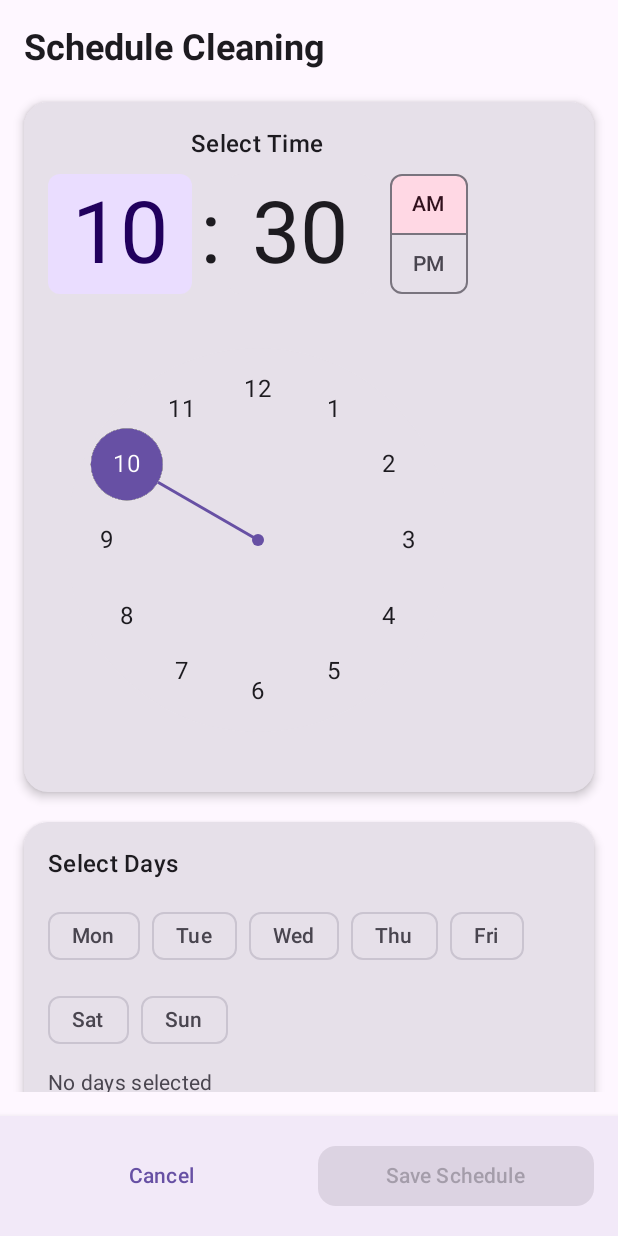
After one commit to vonceee/AquaLuminus, an Android app built with Jetpack Compose: the ScheduleCleanScreen screen opened through its navigation route, on a phone screen of 412 x 824 dp. The commit adds this screen. Run offline under Robolectric (Android 15) with nearby library versions, the phone set to English and light mode, and no system bars; our stand-ins replace Firebase (no records; nobody signed in at launch, a user with empty details on screens opened directly).

Commit message:
add: add Schedule Clean Screen

```diff
--- a/app/src/main/java/com/example/aqualuminus/ui/navigation/Navigation.kt
+++ b/app/src/main/java/com/example/aqualuminus/ui/navigation/Navigation.kt
@@ -11,12 +11,14 @@ import com.example.aqualuminus.ui.screens.dashboard.AquariumDashboard
 import com.example.aqualuminus.ui.screens.login.LoginScreen
 import com.example.aqualuminus.ui.screens.profile.ProfileScreen
 import com.example.aqualuminus.ui.screens.register.RegisterScreen
+import com.example.aqualuminus.ui.screens.schedule.ScheduleCleanScreen
 
 sealed class Screen(val route: String) {
     object Login : Screen("login")
     object Dashboard : Screen("dashboard")
     object Register : Screen("register")
     object Profile : Screen("profile")
+    object ScheduleClean : Screen("schedule_clean")
 }
 
 @Composable
@@ -38,10 +40,12 @@ fun AquariumNavGraph(
             is AuthState.Unauthenticated -> {
                 // User is logged out, navigate to login
                 if (navController.currentDestination?.route == Screen.Dashboard.route ||
-                    navController.currentDestination?.route == Screen.Profile.route) {
+                    navController.currentDestination?.route == Screen.Profile.route ||
+                    navController.currentDestination?.route == Screen.ScheduleClean.route) {
                     navController.navigate(Screen.Login.route) {
                         popUpTo(Screen.Dashboard.route) { inclusive = true }
                         popUpTo(Screen.Profile.route) { inclusive = true }
+                        popUpTo(Screen.ScheduleClean.route) { inclusive = true }
                     }
                 }
             }
@@ -87,12 +91,13 @@ fun AquariumNavGraph(
         composable(Screen.Dashboard.route) {
             AquariumDashboard(
                 onProfileClick = {
-                    // Navigate to profile screen
                     navController.navigate(Screen.Profile.route)
                 },
                 onLogout = {
                     onSignOut()
-                    // Firebase Auth state will automatically trigger navigation to login
+                },
+                onScheduleCleanClick = {
+                    navController.navigate(Screen.ScheduleClean.route)
                 }
             )
         }
@@ -105,5 +110,13 @@ fun AquariumNavGraph(
                 }
             )
         }
+
+        composable(Screen.ScheduleClean.route) {
+            ScheduleCleanScreen(
+                onBackClick = {
+                    navController.popBackStack()
+                }
+            )
+        }
     }
 }
--- a/app/src/main/java/com/example/aqualuminus/ui/screens/dashboard/DashboardScreen.kt
+++ b/app/src/main/java/com/example/aqualuminus/ui/screens/dashboard/DashboardScreen.kt
@@ -31,6 +31,7 @@ import com.example.aqualuminus.ui.screens.dashboard.model.SystemStatus
 fun AquariumDashboard(
     onProfileClick: () -> Unit = {},
     onLogout: () -> Unit = {},
+    onScheduleCleanClick: () -> Unit = {},
     dashboardViewModel: DashboardViewModel = viewModel()
 ) {
     // Get user data from ViewModel
@@ -85,7 +86,9 @@ fun AquariumDashboard(
         SystemHealthCard(systemStatus = systemStatus)
 
         // Quick Actions
-        QuickActionsCard()
+        QuickActionsCard(
+            onScheduleCleanClick = onScheduleCleanClick
+        )
     }
 }
 
--- a/app/src/main/java/com/example/aqualuminus/ui/screens/dashboard/components/HeaderSection.kt
+++ b/app/src/main/java/com/example/aqualuminus/ui/screens/dashboard/components/HeaderSection.kt
@@ -55,7 +55,7 @@ fun HeaderSection(
             verticalAlignment = Alignment.CenterVertically,
             horizontalArrangement = Arrangement.SpaceBetween
         ) {
-            // Profile picture + Greeting/Name
+            // Profile Picture + Greeting/Name
             Row(verticalAlignment = Alignment.CenterVertically) {
                 // Profile Picture
                 Box(
@@ -87,7 +87,7 @@ fun HeaderSection(
 
                 Spacer(modifier = Modifier.width(12.dp))
 
-                // Greeting and username
+                // Greeting and Username
                 Column {
                     Text(
                         text = "Hello",
@@ -104,7 +104,7 @@ fun HeaderSection(
                 }
             }
 
-            // Logout button
+            // Logout Button
             TextButton(
                 onClick = onLogout,
                 colors = ButtonDefaults.textButtonColors(
--- a/app/src/main/java/com/example/aqualuminus/ui/screens/dashboard/components/QuickActionCards.kt
+++ b/app/src/main/java/com/example/aqualuminus/ui/screens/dashboard/components/QuickActionCards.kt
@@ -26,7 +26,9 @@ import androidx.compose.ui.text.style.TextAlign
 import androidx.compose.ui.unit.dp
 
 @Composable
-fun QuickActionsCard() {
+fun QuickActionsCard(
+    onScheduleCleanClick: () -> Unit = {} // New parameter for handling navigation
+) {
     Card(
         modifier = Modifier.fillMaxWidth(),
         colors = CardDefaults.cardColors(
@@ -53,7 +55,7 @@ fun QuickActionsCard() {
                     label = "Water Test",
                     iconColor = Color(0xFF3B82F6),
                     modifier = Modifier.weight(1f),
-                    onClick = { /* Handle water test */ }
+                    onClick = { /* Handle water test - you can add navigation later */ }
                 )
 
                 QuickActionButton(
@@ -61,7 +63,7 @@ fun QuickActionsCard() {
                     label = "Schedule Clean",
                     iconColor = Color(0xFF10B981),
                     modifier = Modifier.weight(1f),
-                    onClick = { /* Handle schedule clean */ }
+                    onClick = onScheduleCleanClick
                 )
             }
         }
--- /dev/null
+++ b/app/src/main/java/com/example/aqualuminus/ui/screens/schedule/ScheduleCleanScreen.kt
@@ -0,0 +1,223 @@
+@file:OptIn(ExperimentalMaterial3Api::class, ExperimentalLayoutApi::class)
+
+package com.example.aqualuminus.ui.screens.schedule
+
+import android.util.Log
+import androidx.compose.foundation.layout.Arrangement
+import androidx.compose.foundation.layout.Column
+import androidx.compose.foundation.layout.ExperimentalLayoutApi
+import androidx.compose.foundation.layout.FlowRow
+import androidx.compose.foundation.layout.Row
+import androidx.compose.foundation.layout.Spacer
+import androidx.compose.foundation.layout.fillMaxSize
+import androidx.compose.foundation.layout.fillMaxWidth
+import androidx.compose.foundation.layout.height
+import androidx.compose.foundation.layout.padding
+import androidx.compose.foundation.rememberScrollState
+import androidx.compose.foundation.shape.RoundedCornerShape
+import androidx.compose.foundation.verticalScroll
+import androidx.compose.material3.Button
+import androidx.compose.material3.Card
+import androidx.compose.material3.CardDefaults
+import androidx.compose.material3.ExperimentalMaterial3Api
+import androidx.compose.material3.FilterChip
+import androidx.compose.material3.FilterChipDefaults
+import androidx.compose.material3.MaterialTheme
+import androidx.compose.material3.OutlinedTextField
+import androidx.compose.material3.Scaffold
+import androidx.compose.material3.Surface
+import androidx.compose.material3.Text
+import androidx.compose.material3.TextButton
+import androidx.compose.material3.TimePicker
+import androidx.compose.material3.rememberTimePickerState
+import androidx.compose.runtime.Composable
+import androidx.compose.runtime.getValue
+import androidx.compose.runtime.mutableStateOf
+import androidx.compose.runtime.remember
+import androidx.compose.runtime.setValue
+import androidx.compose.ui.Alignment
+import androidx.compose.ui.Modifier
+import androidx.compose.ui.text.font.FontWeight
+import androidx.compose.ui.tooling.preview.Preview
+import androidx.compose.ui.unit.dp
+import java.util.Calendar
+
+@Composable
+fun ScheduleCleanScreen(
+    onBackClick: () -> Unit = {}
+) {
+    val currentTime = Calendar.getInstance()
+    val timePickerState = rememberTimePickerState(
+        initialHour = currentTime.get(Calendar.HOUR_OF_DAY),
+        initialMinute = currentTime.get(Calendar.MINUTE),
+        is24Hour = false
+    )
+
+    var selectedDays by remember { mutableStateOf(setOf<Int>()) }
+    var scheduleName by remember { mutableStateOf("") }
+
+    val daysOfWeek = listOf("Mon", "Tue", "Wed", "Thu", "Fri", "Sat", "Sun")
+
+    Scaffold(
+        bottomBar = {
+            Surface(
+                tonalElevation = 3.dp,
+                shadowElevation = 6.dp
+            ) {
+                Row(
+                    modifier = Modifier
+                        .fillMaxWidth()
+                        .padding(16.dp),
+                    horizontalArrangement = Arrangement.spacedBy(12.dp)
+                ) {
+                    TextButton(
+                        onClick = onBackClick,
+                        modifier = Modifier.weight(1f)
+                    ) {
+                        Text("Cancel")
+                    }
+                    Button(
+                        onClick = {
+                            val hour = timePickerState.hour
+                            val minute = timePickerState.minute
+                            val timeString = String.format(
+                                "%02d:%02d %s",
+                                if (hour == 0 || hour == 12) 12 else hour % 12,
+                                minute,
+                                if (hour < 12) "AM" else "PM"
+                            )
+
+                            val selectedDayNames = selectedDays.sorted().map { daysOfWeek[it] }
+
+                            Log.d("ScheduleClean", "Schedule saved:")
+                            Log.d("ScheduleClean", "Time: $timeString")
+                            Log.d("ScheduleClean", "Days: ${selectedDayNames.joinToString(", ")}")
+                            Log.d("ScheduleClean", "Name: ${scheduleName.ifBlank { "Untitled Schedule" }}")
+
+                            onBackClick()
+                        },
+                        enabled = selectedDays.isNotEmpty(),
+                        modifier = Modifier.weight(1f),
+                        shape = RoundedCornerShape(12.dp)
+                    ) {
+                        Text("Save Schedule")
+                    }
+                }
+            }
+        }
+    ) { padding ->
+        Column(
+            modifier = Modifier
+                .fillMaxSize()
+                .padding(padding)
+                .padding(16.dp)
+                .verticalScroll(rememberScrollState()),
+            verticalArrangement = Arrangement.spacedBy(20.dp)
+        ) {
+            Text(
+                text = "Schedule Cleaning",
+                style = MaterialTheme.typography.headlineSmall.copy(fontWeight = FontWeight.Bold)
+            )
+
+            // Time Picker
+            Card(
+                shape = RoundedCornerShape(16.dp),
+                elevation = CardDefaults.cardElevation(4.dp),
+                modifier = Modifier.fillMaxWidth()
+            ) {
+                Column(
+                    modifier = Modifier.padding(16.dp),
+                    horizontalAlignment = Alignment.CenterHorizontally
+                ) {
+                    Text(
+                        text = "Select Time",
+                        style = MaterialTheme.typography.titleMedium.copy(fontWeight = FontWeight.SemiBold),
+                        modifier = Modifier.padding(bottom = 8.dp)
+                    )
+                    TimePicker(state = timePickerState)
+                }
+            }
+
+            // Days Selector
+            Card(
+                shape = RoundedCornerShape(16.dp),
+                elevation = CardDefaults.cardElevation(4.dp),
+                modifier = Modifier.fillMaxWidth()
+            ) {
+                Column(
+                    modifier = Modifier.padding(16.dp)
+                ) {
+                    Text(
+                        text = "Select Days",
+                        style = MaterialTheme.typography.titleMedium.copy(fontWeight = FontWeight.SemiBold),
+                        modifier = Modifier.padding(bottom = 12.dp)
+                    )
+                    FlowRow(
+                        horizontalArrangement = Arrangement.spacedBy(8.dp),
+                        verticalArrangement = Arrangement.spacedBy(8.dp)
+                    ) {
+                        daysOfWeek.forEachIndexed { index, day ->
+                            FilterChip(
+                                selected = selectedDays.contains(index),
+                                onClick = {
+                                    selectedDays = if (selectedDays.contains(index)) {
+                                        selectedDays - index
+                                    } else {
+                                        selectedDays + index
+                                    }
+                                },
+                                label = { Text(day) },
+                                colors = FilterChipDefaults.filterChipColors(
+                                    selectedContainerColor = MaterialTheme.colorScheme.primary,
+                                    selectedLabelColor = MaterialTheme.colorScheme.onPrimary
+                                )
+                            )
+                        }
+                    }
+
+                    Spacer(modifier = Modifier.height(8.dp))
+                    val selectedDaysText = when {
+                        selectedDays.size == 7 -> "Every day"
+                        selectedDays.isEmpty() -> "No days selected"
+                        else -> {
+                            val selectedDayNames = selectedDays.sorted().map { daysOfWeek[it] }
+                            "Selected days: ${selectedDayNames.joinToString(", ")}"
+                        }
+                    }
+                    Text(
+                        text = selectedDaysText,
+                        style = MaterialTheme.typography.bodyMedium,
+                        color = MaterialTheme.colorScheme.onSurfaceVariant
+                    )
+                }
+            }
+
+            // Schedule Name
+            OutlinedTextField(
+                value = scheduleName,
+                onValueChange = { scheduleName = it },
+                label = { Text("Schedule Name (Optional)") },
+                placeholder = { Text("e.g., Weekly Tank Cleaning") },
+                modifier = Modifier.fillMaxWidth(),
+                singleLine = true,
+                shape = RoundedCornerShape(12.dp)
+            )
+
+            if (selectedDays.isEmpty()) {
+                Text(
+                    text = "Please select at least one day to enable saving.",
+                    style = MaterialTheme.typography.bodySmall,
+                    color = MaterialTheme.colorScheme.error
+                )
+            }
+        }
+    }
+}
+
+@Preview(showBackground = true)
+@Composable
+fun PreviewScheduleCleanScreen() {
+    MaterialTheme {
+        ScheduleCleanScreen()
+    }
+}
```
